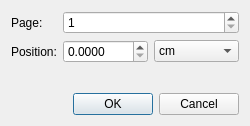
The window that modules/QtPDF/src/GuidelineEditDialog.ui (debian-tex/texworks) describes before a commit, drawn with Qt 5.
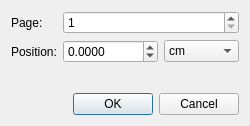
The same window after the commit.

```diff
--- a/modules/QtPDF/src/GuidelineEditDialog.ui
+++ b/modules/QtPDF/src/GuidelineEditDialog.ui
@@ -44,6 +44,12 @@
          <property name="decimals">
           <number>4</number>
          </property>
+         <property name="minimum">
+          <double>-99999.990000000005239</double>
+         </property>
+         <property name="maximum">
+          <double>99999.990000000005239</double>
+         </property>
         </widget>
        </item>
        <item>
```
